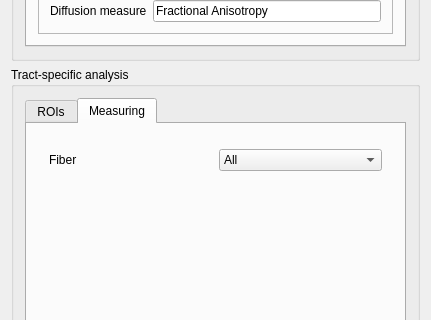
This is Plugins/org.mitk.gui.qt.diffusionimaging/src/internal/QmitkTractbasedSpatialStatisticsViewControls.ui in MITK/MITK as Qt 5 draws it before an edit; both pictures show x 0 to 431 and y 262 to 582 of the 431 by 811 pixel window. The edited form follows.
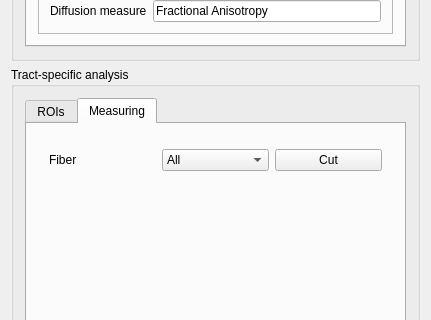
This is the edited form. Custom widgets are drawn as their Qt base class.

Commit message: added a cutting method for fibers between two rois

The edit to the form file:
```diff
--- a/Plugins/org.mitk.gui.qt.diffusionimaging/src/internal/QmitkTractbasedSpatialStatisticsViewControls.ui
+++ b/Plugins/org.mitk.gui.qt.diffusionimaging/src/internal/QmitkTractbasedSpatialStatisticsViewControls.ui
@@ -301,6 +301,13 @@
                </item>
               </widget>
              </item>
+             <item>
+              <widget class="QPushButton" name="m_Cut">
+               <property name="text">
+                <string>Cut</string>
+               </property>
+              </widget>
+             </item>
             </layout>
            </widget>
           </item>
```
The commit also changes 2 other files.
